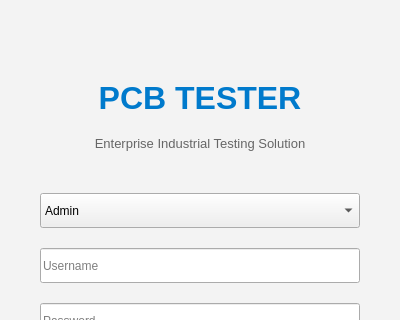
First picture: the form in src/ui/forms/login.ui, repository SuryaPrasathB/Comminent-PCB-Tester, before the edit; both pictures show x 0 to 400 and y 0 to 320 of the 400 by 500 pixel window.
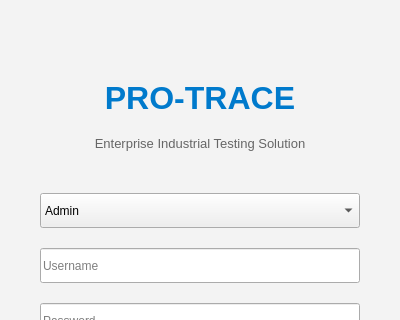
Second picture: the form after the edit.

Commit message:
Use PNG for sidebar logo in PRO-TRACE
Modified `src/ui/main_window.py` to prioritize `resources/icons/app_icon.png` for the sidebar logo while retaining `app_icon.ico` for the window icon. This ensures higher quality rendering for the internal UI logo.

What changed in the file:
```diff
--- a/src/ui/forms/login.ui
+++ b/src/ui/forms/login.ui
@@ -59,7 +59,7 @@
       <string notr="true">color: #007ACC;</string>
      </property>
      <property name="text">
-      <string>PCB TESTER</string>
+      <string>PRO-TRACE</string>
      </property>
      <property name="alignment">
       <set>Qt::AlignCenter</set>
```
Left out of the diff: 2 changed lines with no effect on the pictures. The commit also changes 8 other files.
